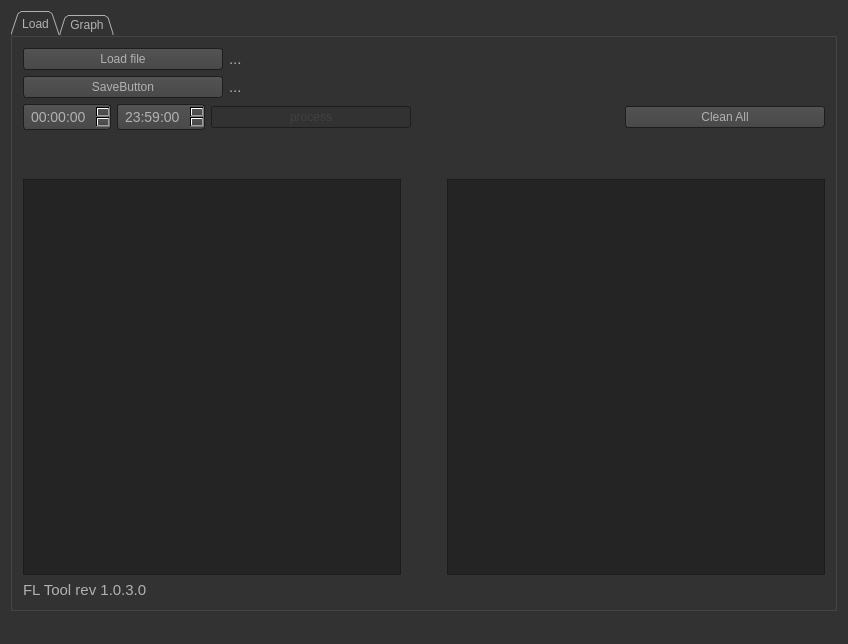
This is QCustomPlot_Logs/mainwindow.ui in IvanPerletti/BugLot as Qt 5 draws it before an edit. The edited form follows.
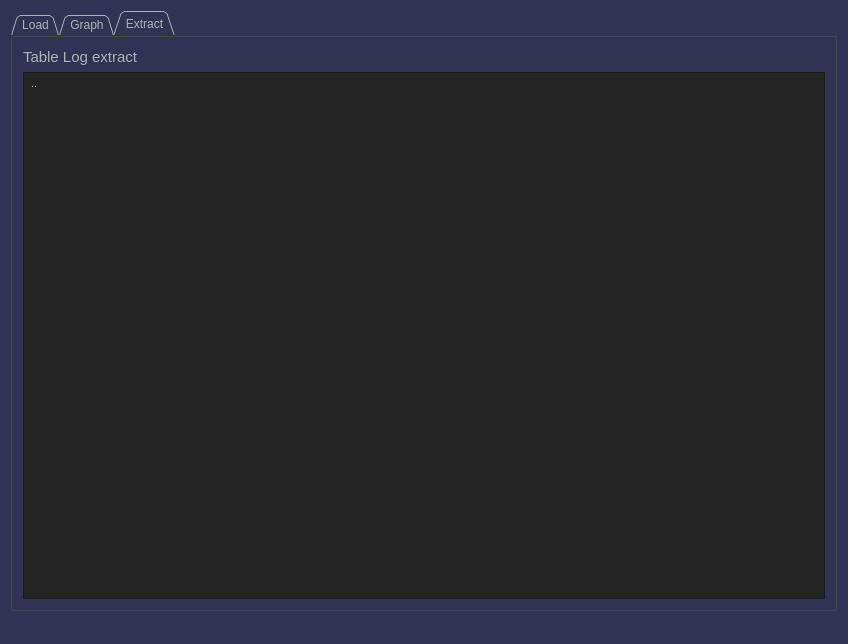
This is the edited form. The open tabs and pages were chosen to show the change. Icons and pictures are not drawn. Custom widgets are drawn as their Qt base class.

What changed in the file:
```diff
--- a/QCustomPlot_Logs/mainwindow.ui
+++ b/QCustomPlot_Logs/mainwindow.ui
@@ -35,7 +35,7 @@
 QWidget
 {
     color: #b1b1b1;
-    background-color: #323232;
+    background-color: #323255;
 	font: 10pt &quot;MS Shell Dlg 2&quot;;
 }
 
@@ -96,7 +96,7 @@
 QWidget:disabled
 {
     color: #404040;
-    background-color: #323232;
+    background-color: #323255;
 }
 
 QAbstractItemView
@@ -315,14 +315,14 @@
 {
     text-align: center;
     spacing: 3px; /* spacing between items in the tool bar */
-    background-color: QLinearGradient(x1:0, y1:0, x2:0, y2:1, stop:0 #323232, stop: 0.5 #242424, stop:1 #323232);
+    background-color: QLinearGradient(x1:0, y1:0, x2:0, y2:1, stop:0 #323255, stop: 0.5 #242424, stop:1 #323255);
 }
 
 QDockWidget::close-button, QDockWidget::float-button
 {
     text-align: center;
     spacing: 1px; /* spacing between items in the tool bar */
-    background-color: QLinearGradient(x1:0, y1:0, x2:0, y2:1, stop:0 #323232, stop: 0.5 #242424, stop:1 #323232);
+    background-color: QLinearGradient(x1:0, y1:0, x2:0, y2:1, stop:0 #323255, stop: 0.5 #242424, stop:1 #323255);
 }
 
 QDockWidget::close-button:hover, QDockWidget::float-button:hover
@@ -388,7 +388,7 @@
     color: #b1b1b1;
     border: 1px solid #444;
     border-bottom-style: none;
-    background-color: #323232;
+    background-color: #323255;
     padding-left: 10px;
     padding-right: 10px;
     padding-top: 3px;
@@ -441,7 +441,7 @@
 
 QRadioButton::indicator:checked, QRadioButton::indicator:unchecked{
     color: #b1b1b1;
-    background-color: #323232;
+    background-color: #323255;
     border: 1px solid #b1b1b1;
     border-radius: 3px;
 }
@@ -453,7 +453,7 @@
         fx: 0.5, fy: 0.5,
         radius: 1.0,
         stop: 0.25 #ffaa00,
-        stop: 0.3 #323232
+        stop: 0.3 #323255
     );
 }
 
@@ -479,7 +479,7 @@
 
 QCheckBox::indicator{
     color: #b1b1b1;
-    background-color: #323232;
+    background-color: #323255;
     border: 1px solid #b1b1b1;
     width: 9px;
     height: 9px;
@@ -625,6 +625,12 @@
             <property name="text">
              <string>process</string>
             </property>
+            <property name="checkable">
+             <bool>false</bool>
+            </property>
+            <property name="checked">
+             <bool>false</bool>
+            </property>
            </widget>
           </item>
           <item>
@@ -727,7 +733,7 @@
         <item>
          <widget class="QLabel" name="label">
           <property name="text">
-           <string>FL Tool rev 1.0.3.0</string>
+           <string>FL Tool rev 1.0.4.0</string>
           </property>
          </widget>
         </item>
@@ -1138,6 +1144,34 @@
         </item>
        </layout>
       </widget>
+      <widget class="QWidget" name="tab_2">
+       <attribute name="title">
+        <string>Extract</string>
+       </attribute>
+       <layout class="QVBoxLayout" name="verticalLayout_2">
+        <item>
+         <widget class="QLabel" name="label_3">
+          <property name="text">
+           <string>Table Log extract</string>
+          </property>
+         </widget>
+        </item>
+        <item>
+         <widget class="QTextEdit" name="textEditLogExtract">
+          <property name="styleSheet">
+           <string notr="true">font: 11pt &quot;Courier New&quot;;</string>
+          </property>
+          <property name="html">
+           <string>&lt;!DOCTYPE HTML PUBLIC &quot;-//W3C//DTD HTML 4.0//EN&quot; &quot;http://www.w3.org/TR/REC-html40/strict.dtd&quot;&gt;
+&lt;html&gt;&lt;head&gt;&lt;meta name=&quot;qrichtext&quot; content=&quot;1&quot; /&gt;&lt;style type=&quot;text/css&quot;&gt;
+p, li { white-space: pre-wrap; }
+&lt;/style&gt;&lt;/head&gt;&lt;body style=&quot; font-family:'Courier New'; font-size:11pt; font-weight:400; font-style:normal;&quot;&gt;
+&lt;p style=&quot; margin-top:0px; margin-bottom:0px; margin-left:0px; margin-right:0px; -qt-block-indent:0; text-indent:0px;&quot;&gt;&lt;span style=&quot; font-size:8pt;&quot;&gt; .. &lt;/span&gt;&lt;/p&gt;&lt;/body&gt;&lt;/html&gt;</string>
+          </property>
+         </widget>
+        </item>
+       </layout>
+      </widget>
      </widget>
     </item>
    </layout>
```
Left out of the diff: 4 changed lines with no effect on the pictures.
